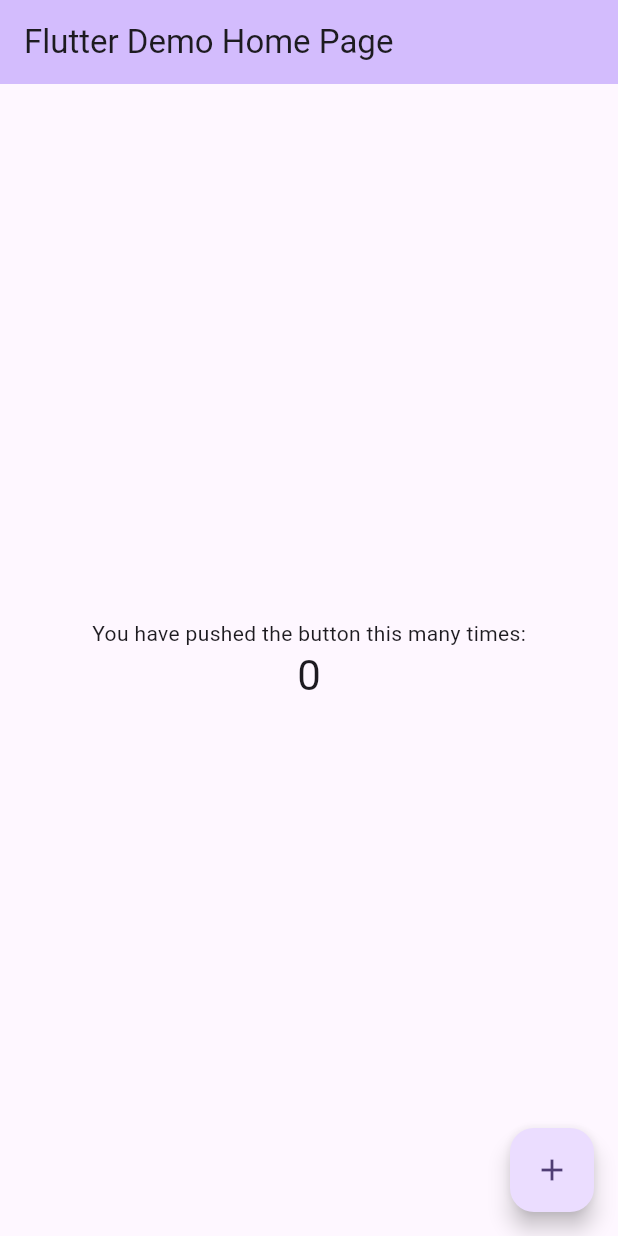
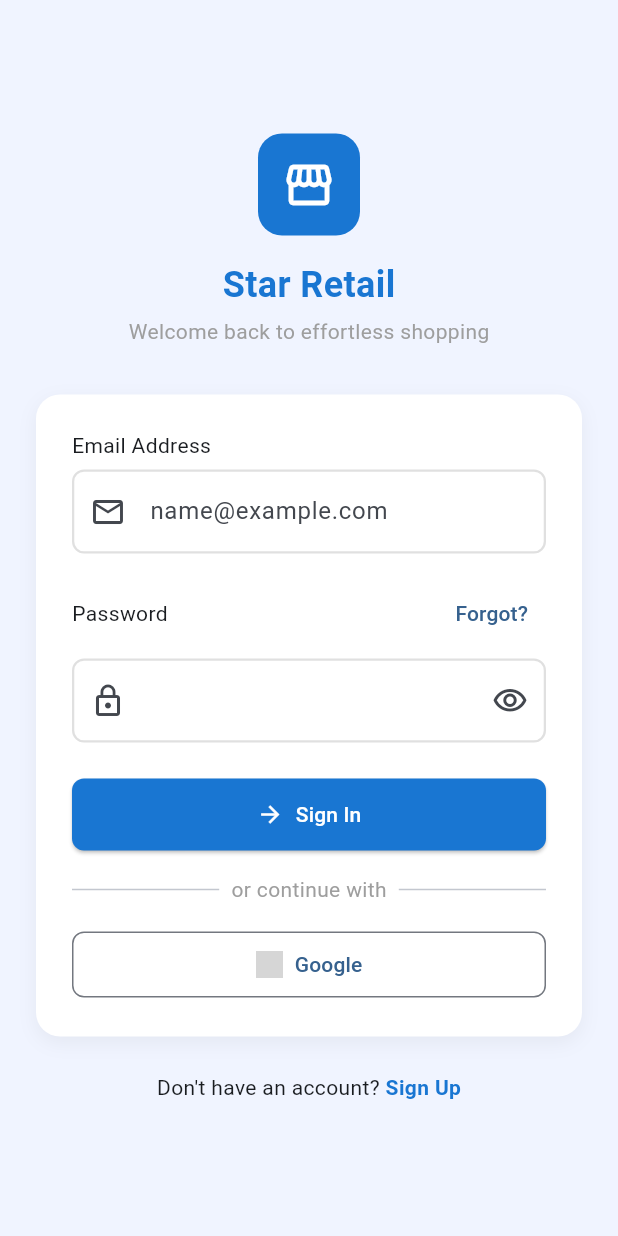
Before and after one commit to Hendryann/mobile-honkia-retail, a Flutter app: the screen it shows after launch, on a phone screen of 412 x 824 dp. Run offline on Flutter 3.47's test engine with Material 3 defaults, Android fonts, the phone set to English and light mode, and no system bars; our stand-ins replace flutter_dotenv, flutter_secure_storage; network calls fail; grey boxes are pictures that could not be loaded.

Commit message:
Feat: Added Login Screen and Auth Check

```diff
--- /dev/null
+++ b/honkai_retail/lib/core/auth_gate.dart
@@ -0,0 +1,31 @@
+import 'package:flutter/material.dart';
+import 'package:flutter_secure_storage/flutter_secure_storage.dart';
+
+class AuthGate extends StatefulWidget {
+  const AuthGate({super.key});
+
+  @override
+  State<AuthGate> createState() => AuthGateState();
+}
+
+class AuthGateState extends State<AuthGate> {
+  @override
+  void initState() {
+    super.initState();
+    _check();
+  }
+
+  Future<void> _check() async {
+    final token = await const FlutterSecureStorage().read(key: 'jwt');
+    if (!mounted) return;
+    if (token != null) {
+      Navigator.pushReplacementNamed(context, '/home');
+    } else {
+      Navigator.pushReplacementNamed(context, '/login');
+    }
+  }
+
+  @override
+  Widget build(BuildContext context) =>
+      const Scaffold(body: Center(child: CircularProgressIndicator()));
+}
--- /dev/null
+++ b/honkai_retail/lib/core/routes.dart
@@ -0,0 +1,11 @@
+import 'package:flutter/material.dart';
+import 'package:honkai_retail/core/auth_gate.dart';
+import '../pages/login_page.dart';
+
+class AppRoutes {
+  static Map<String, WidgetBuilder> get routes => {
+    '/': (context) => const AuthGate(),
+    '/login': (context) => const LoginPage(),
+    '/home': (context) => const Scaffold(body: Center(child: Text('Home'))),
+  };
+}
--- a/honkai_retail/lib/main.dart
+++ b/honkai_retail/lib/main.dart
@@ -1,122 +1,25 @@
 import 'package:flutter/material.dart';
+import 'core/routes.dart';
+import 'package:flutter_dotenv/flutter_dotenv.dart';
 
-void main() {
+void main() async {
+  await dotenv.load(fileName: '.env');
   runApp(const MyApp());
 }
 
 class MyApp extends StatelessWidget {
   const MyApp({super.key});
 
-  // This widget is the root of your application.
   @override
   Widget build(BuildContext context) {
     return MaterialApp(
-      title: 'Flutter Demo',
+      title: 'Honkai Retail',
+      debugShowCheckedModeBanner: false,
       theme: ThemeData(
-        // This is the theme of your application.
-        //
-        // TRY THIS: Try running your application with "flutter run". You'll see
-        // the application has a purple toolbar. Then, without quitting the app,
-        // try changing the seedColor in the colorScheme below to Colors.green
-        // and then invoke "hot reload" (save your changes or press the "hot
-        // reload" button in a Flutter-supported IDE, or press "r" if you used
-        // the command line to start the app).
-        //
-        // Notice that the counter didn't reset back to zero; the application
-        // state is not lost during the reload. To reset the state, use hot
-        // restart instead.
-        //
-        // This works for code too, not just values: Most code changes can be
-        // tested with just a hot reload.
-        colorScheme: ColorScheme.fromSeed(seedColor: Colors.deepPurple),
+        colorScheme: ColorScheme.fromSeed(seedColor: Colors.blue),
       ),
-      home: const MyHomePage(title: 'Flutter Demo Home Page'),
+      initialRoute: '/',
+      routes: AppRoutes.routes,
     );
   }
 }
-
-class MyHomePage extends StatefulWidget {
-  const MyHomePage({super.key, required this.title});
-
-  // This widget is the home page of your application. It is stateful, meaning
-  // that it has a State object (defined below) that contains fields that affect
-  // how it looks.
-
-  // This class is the configuration for the state. It holds the values (in this
-  // case the title) provided by the parent (in this case the App widget) and
-  // used by the build method of the State. Fields in a Widget subclass are
-  // always marked "final".
-
-  final String title;
-
-  @override
-  State<MyHomePage> createState() => _MyHomePageState();
-}
-
-class _MyHomePageState extends State<MyHomePage> {
-  int _counter = 0;
-
-  void _incrementCounter() {
-    setState(() {
-      // This call to setState tells the Flutter framework that something has
-      // changed in this State, which causes it to rerun the build method below
-      // so that the display can reflect the updated values. If we changed
-      // _counter without calling setState(), then the build method would not be
-      // called again, and so nothing would appear to happen.
-      _counter++;
-    });
-  }
-
-  @override
-  Widget build(BuildContext context) {
-    // This method is rerun every time setState is called, for instance as done
-    // by the _incrementCounter method above.
-    //
-    // The Flutter framework has been optimized to make rerunning build methods
-    // fast, so that you can just rebuild anything that needs updating rather
-    // than having to individually change instances of widgets.
-    return Scaffold(
-      appBar: AppBar(
-        // TRY THIS: Try changing the color here to a specific color (to
-        // Colors.amber, perhaps?) and trigger a hot reload to see the AppBar
-        // change color while the other colors stay the same.
-        backgroundColor: Theme.of(context).colorScheme.inversePrimary,
-        // Here we take the value from the MyHomePage object that was created by
-        // the App.build method, and use it to set our appbar title.
-        title: Text(widget.title),
-      ),
-      body: Center(
-        // Center is a layout widget. It takes a single child and positions it
-        // in the middle of the parent.
-        child: Column(
-          // Column is also a layout widget. It takes a list of children and
-          // arranges them vertically. By default, it sizes itself to fit its
-          // children horizontally, and tries to be as tall as its parent.
-          //
-          // Column has various properties to control how it sizes itself and
-          // how it positions its children. Here we use mainAxisAlignment to
-          // center the children vertically; the main axis here is the vertical
-          // axis because Columns are vertical (the cross axis would be
-          // horizontal).
-          //
-          // TRY THIS: Invoke "debug painting" (choose the "Toggle Debug Paint"
-          // action in the IDE, or press "p" in the console), to see the
-          // wireframe for each widget.
-          mainAxisAlignment: MainAxisAlignment.center,
-          children: <Widget>[
-            const Text('You have pushed the button this many times:'),
-            Text(
-              '$_counter',
-              style: Theme.of(context).textTheme.headlineMedium,
-            ),
-          ],
-        ),
-      ),
-      floatingActionButton: FloatingActionButton(
-        onPressed: _incrementCounter,
-        tooltip: 'Increment',
-        child: const Icon(Icons.add),
-      ), // This trailing comma makes auto-formatting nicer for build methods.
-    );
-  }
-}
--- /dev/null
+++ b/honkai_retail/lib/pages/login_page.dart
@@ -0,0 +1,282 @@
+import 'package:flutter/material.dart';
+import 'package:flutter_dotenv/flutter_dotenv.dart';
+import 'package:flutter_secure_storage/flutter_secure_storage.dart';
+import 'dart:convert';
+import 'package:http/http.dart' as http;
+
+class LoginPage extends StatefulWidget {
+  const LoginPage({super.key});
+
+  @override
+  State<LoginPage> createState() => _LoginPageState();
+}
+
+class _LoginPageState extends State<LoginPage> {
+  final _usernameController = TextEditingController();
+  final _passwordController = TextEditingController();
+  final _storage = const FlutterSecureStorage();
+  bool _obscurePassword = true;
+  bool _loading = false;
+  String? _error;
+
+  Future<void> _login() async {
+    setState(() {
+      _loading = true;
+      _error = null;
+    });
+
+    try {
+      final res = await http.post(
+        Uri.parse('${dotenv.env['API_URL']}/login'),
+        headers: {'Content-Type': 'application/json'},
+        body: jsonEncode({
+          'username': _usernameController.text,
+          'password': _passwordController.text,
+        }),
+      );
+
+      if (!mounted) return;
+
+      if (res.statusCode == 200) {
+        final token = jsonDecode(res.body)['token'];
+        await _storage.write(key: 'jwt', value: token);
+        if (!mounted) return;
+        Navigator.pushReplacementNamed(context, '/home');
+      } else if (res.statusCode == 401) {
+        setState(() => _error = 'Invalid username or password');
+      } else {
+        setState(() => _error = 'Something went wrong');
+      }
+    } catch (e) {
+      setState(() => _error = 'Could not reach server');
+    } finally {
+      setState(() => _loading = false);
+    }
+  }
+
+  @override
+  void dispose() {
+    _usernameController.dispose();
+    _passwordController.dispose();
+    super.dispose();
+  }
+
+  @override
+  Widget build(BuildContext context) {
+    return Scaffold(
+      backgroundColor: const Color(0xFFF0F4FF),
+      body: Center(
+        child: SingleChildScrollView(
+          padding: const EdgeInsets.all(24),
+          child: Column(
+            mainAxisAlignment: MainAxisAlignment.center,
+            children: [
+              Container(
+                padding: const EdgeInsets.all(16),
+                decoration: BoxDecoration(
+                  color: Colors.blue.shade700,
+                  borderRadius: BorderRadius.circular(16),
+                ),
+                child: const Icon(
+                  Icons.storefront,
+                  color: Colors.white,
+                  size: 36,
+                ),
+              ),
+              const SizedBox(height: 16),
+              Text(
+                'Star Retail',
+                style: TextStyle(
+                  fontSize: 24,
+                  fontWeight: FontWeight.bold,
+                  color: Colors.blue.shade700,
+                ),
+              ),
+              const SizedBox(height: 4),
+              const Text(
+                'Welcome back to effortless shopping',
+                style: TextStyle(color: Colors.grey),
+              ),
+              const SizedBox(height: 32),
+              Container(
+                padding: const EdgeInsets.all(24),
+                decoration: BoxDecoration(
+                  color: Colors.white,
+                  borderRadius: BorderRadius.circular(16),
+                  boxShadow: [
+                    BoxShadow(
+                      color: Colors.black.withAlpha(13),
+                      blurRadius: 10,
+                      offset: const Offset(0, 4),
+                    ),
+                  ],
+                ),
+                child: Column(
+                  crossAxisAlignment: CrossAxisAlignment.start,
+                  children: [
+                    const Text('Email Address'),
+                    const SizedBox(height: 6),
+                    TextField(
+                      controller: _usernameController,
+                      decoration: InputDecoration(
+                        hintText: 'name@example.com',
+                        prefixIcon: const Icon(Icons.email_outlined),
+                        enabledBorder: OutlineInputBorder(
+                          borderRadius: BorderRadius.circular(8),
+                          borderSide: BorderSide(
+                            color: Colors.grey.shade300,
+                            width: 1.5,
+                          ),
+                        ),
+                        focusedBorder: OutlineInputBorder(
+                          borderRadius: BorderRadius.circular(8),
+                          borderSide: BorderSide(
+                            color: Colors.blue.shade700,
+                            width: 1.5,
+                          ),
+                        ),
+                        border: OutlineInputBorder(
+                          borderRadius: BorderRadius.circular(8),
+                        ),
+                      ),
+                    ),
+                    const SizedBox(height: 16),
+                    Row(
+                      mainAxisAlignment: MainAxisAlignment.spaceBetween,
+                      children: [
+                        const Text('Password'),
+                        TextButton(
+                          onPressed: () {},
+                          child: const Text('Forgot?'),
+                        ),
+                      ],
+                    ),
+                    const SizedBox(height: 6),
+                    TextField(
+                      controller: _passwordController,
+                      obscureText: _obscurePassword,
+                      decoration: InputDecoration(
+                        prefixIcon: const Icon(Icons.lock_outline),
+                        suffixIcon: IconButton(
+                          icon: Icon(
+                            _obscurePassword
+                                ? Icons.visibility_outlined
+                                : Icons.visibility_off_outlined,
+                          ),
+                          onPressed: () => setState(
+                            () => _obscurePassword = !_obscurePassword,
+                          ),
+                        ),
+                        enabledBorder: OutlineInputBorder(
+                          borderRadius: BorderRadius.circular(8),
+                          borderSide: BorderSide(
+                            color: Colors.grey.shade300,
+                            width: 1.5,
+                          ),
+                        ),
+                        focusedBorder: OutlineInputBorder(
+                          borderRadius: BorderRadius.circular(8),
+                          borderSide: BorderSide(
+                            color: Colors.blue.shade700,
+                            width: 1.5,
+                          ),
+                        ),
+
+                        border: OutlineInputBorder(
+                          borderRadius: BorderRadius.circular(8),
+                        ),
+                      ),
+                    ),
+                    if (_error != null) ...[
+                      const SizedBox(height: 12),
+                      Text(
+                        _error!,
+                        style: const TextStyle(color: Colors.red, fontSize: 13),
+                      ),
+                    ],
+                    const SizedBox(height: 24),
+                    SizedBox(
+                      width: double.infinity,
+                      child: ElevatedButton.icon(
+                        onPressed: _loading ? null : _login,
+                        icon: _loading
+                            ? const SizedBox(
+                                width: 16,
+                                height: 16,
+                                child: CircularProgressIndicator(
+                                  strokeWidth: 2,
+                                  color: Colors.white,
+                                ),
+                              )
+                            : const Icon(Icons.arrow_forward),
+                        label: const Text('Sign In'),
+                        style: ElevatedButton.styleFrom(
+                          backgroundColor: Colors.blue.shade700,
+                          foregroundColor: Colors.white,
+                          padding: const EdgeInsets.symmetric(vertical: 14),
+                          shape: RoundedRectangleBorder(
+                            borderRadius: BorderRadius.circular(8),
+                          ),
+                        ),
+                      ),
+                    ),
+                    const SizedBox(height: 16),
+                    Row(
+                      children: [
+                        const Expanded(child: Divider()),
+                        Padding(
+                          padding: const EdgeInsets.symmetric(horizontal: 8),
+                          child: Text(
+                            'or continue with',
+                            style: TextStyle(color: Colors.grey.shade500),
+                          ),
+                        ),
+                        const Expanded(child: Divider()),
+                      ],
+                    ),
+                    const SizedBox(height: 16),
+                    SizedBox(
+                      width: double.infinity,
+                      child: OutlinedButton.icon(
+                        onPressed: () {},
+                        icon: Image.network(
+                          'https://www.google.com/favicon.ico',
+                          width: 18,
+                          height: 18,
+                        ),
+                        label: const Text('Google'),
+                        style: OutlinedButton.styleFrom(
+                          padding: const EdgeInsets.symmetric(vertical: 12),
+                          shape: RoundedRectangleBorder(
+                            borderRadius: BorderRadius.circular(8),
+                          ),
+                        ),
+                      ),
+                    ),
+                  ],
+                ),
+              ),
+              const SizedBox(height: 24),
+              Row(
+                mainAxisAlignment: MainAxisAlignment.center,
+                children: [
+                  const Text("Don't have an account? "),
+                  GestureDetector(
+                    onTap: () => Navigator.pushNamed(context, '/register'),
+                    child: Text(
+                      'Sign Up',
+                      style: TextStyle(
+                        color: Colors.blue.shade700,
+                        fontWeight: FontWeight.bold,
+                      ),
+                    ),
+                  ),
+                ],
+              ),
+            ],
+          ),
+        ),
+      ),
+    );
+  }
+}
--- a/honkai_retail/pubspec.yaml
+++ b/honkai_retail/pubspec.yaml
@@ -34,6 +34,9 @@
   # The following adds the Cupertino Icons font to your application.
   # Use with the CupertinoIcons class for iOS style icons.
   cupertino_icons: ^1.0.8
+  flutter_secure_storage: ^10.3.1
+  flutter_dotenv: ^6.0.1
+  http: ^1.6.0
 
 dev_dependencies:
   flutter_test:
@@ -51,7 +54,8 @@
 
 # The following section is specific to Flutter packages.
 flutter:
-
+  assets:
+    - .env
   # The following line ensures that the Material Icons font is
   # included with your application, so that you can use the icons in
   # the material Icons class.
```
Also changed, not shown: honkai_retail/pubspec.lock, 7 other files.
